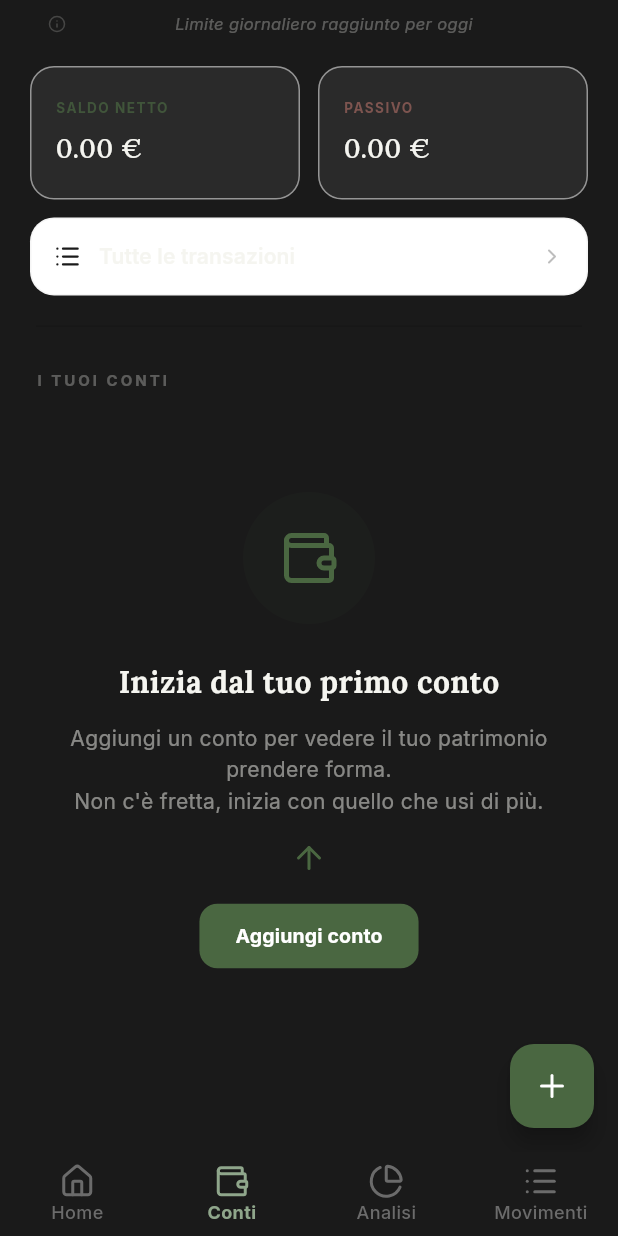
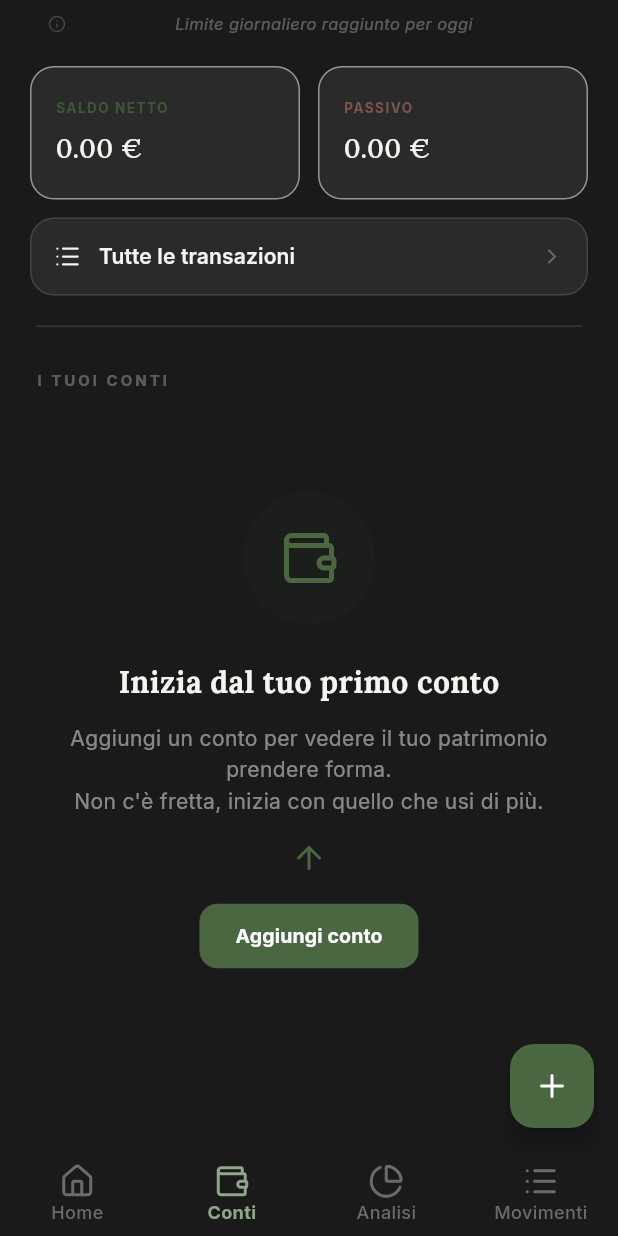
Before and after one commit to xnemesy/Fyne, a Flutter app: the InitializationWrapper widget shown alone on an empty page, opened directly, item 2 of the bottom bar chosen, scrolled down 447 dp, on a phone screen of 412 x 824 dp. Run offline on Flutter 3.47's test engine with Material 3 defaults, Android fonts, the phone set to English and light mode, and no system bars; our stand-ins replace cloud_firestore, csv, dio, file_picker, firebase_analytics, firebase_auth and 22 more; missing offline and left inert: bip39, cryptography, crypton, proximity_sensor; accounts and stored records are empty; generated files the repository leaves out were written again; network calls fail.

Commit message:
fix: Risolve 4 bug da test iPhone (dark mode, transazioni, sync, light mode)
Bug #1 — Transazioni non visibili in Movimenti:
Aggiunto ref.listen<AsyncValue<Isar>> nel costruttore di TransactionsNotifier
per ri-triggerare loadInitial() quando Isar transisce da loading a hasValue,
risolvendo la race condition che causava lista vuota con _hasMore=false.

Bug #2 — Dark mode incompleta:
- daily_indicator.dart: Colors.white → colorScheme.surface (card grande)
- wallet_screen.dart: 8 colori hardcoded → varianti colorScheme theme-aware
  (Divider, header buttons, "Tutte le transazioni" btn, account rows, icon bg)
- fyne_theme.dart: aggiunta snackBarTheme al dark theme per evitare sfondo
  bianco (inverseSurface) sulle SnackBar in dark mode

Bug #3 — Dati persi dopo reinstall:
- sync_provider.dart: aggiunto ref.invalidate(transactionsProvider) dopo sync
- main.dart InitializationWrapper._init(): aggiunta chiamata syncNotifier.sync()
  all'avvio (non bloccante) per recuperare dati Firestore dopo reinstall

Bug #4 — Ripristino toggle Light/Dark:
- theme_provider.dart: ThemeNotifier con _initialMode + setThemeMode() funzionale
  (state = mode sincrono, poi persiste su SharedPreferences)
- main.dart: tema caricato PRE-runApp come ProviderScope override (fix crash
  GlobalKey); FyneApp → ConsumerWidget che osserva themeProvider
- settings_screen.dart: _buildThemeTile con Switch.adaptive funzionale

Co-Authored-By: Claude Sonnet 4.6 <noreply@anthropic.com>

```diff
--- a/frontend/lib/main.dart
+++ b/frontend/lib/main.dart
@@ -4,6 +4,7 @@ import 'package:flutter_riverpod/flutter_riverpod.dart';
 import 'package:intl/date_symbol_data_local.dart';
 import 'package:firebase_core/firebase_core.dart';
 import 'package:firebase_crashlytics/firebase_crashlytics.dart';
+import 'package:shared_preferences/shared_preferences.dart';
 import 'dart:ui';
 import 'core/theme/fyne_theme.dart';
 import 'presentation/screens/dashboard_screen.dart';
@@ -15,6 +16,7 @@ import 'presentation/widgets/privacy_blur_overlay.dart';
 import 'presentation/widgets/milestone_listener.dart';
 import 'providers/auth_provider.dart';
 import 'providers/sync_provider.dart';
+import 'providers/theme_provider.dart';
 import 'services/analytics_service.dart';
 import 'services/notification_service.dart';
 import 'services/fcm_service.dart';
@@ -28,6 +30,13 @@ void main() async {
   await PlatformSecurityService().setSecureScreen(true);
 
   await initializeDateFormatting('it_IT', null);
+
+  // Carica tema PRIMA di runApp — evita crash GlobalKey causato da async emit post-build.
+  // L'emit asincrono di ThemeMode.light dopo la prima build forzava la ri-creazione
+  // dell'intero albero widget (InkFeatures, NotificationListener → crash GlobalKey).
+  final prefs = await SharedPreferences.getInstance();
+  final savedTheme = prefs.getString('fyne_theme') ?? 'dark';
+  final initialTheme = savedTheme == 'light' ? ThemeMode.light : ThemeMode.dark;
 
   try {
     await Firebase.initializeApp();
@@ -59,26 +68,31 @@ void main() async {
   await NotificationService().init();
 
   runApp(
-    const ProviderScope(
-      child: FyneApp(),
+    ProviderScope(
+      overrides: [
+        // Override sincrono: il build tree vede il tema corretto al frame 0
+        themeProvider.overrideWith(() => ThemeNotifier(initialTheme)),
+      ],
+      child: const FyneApp(),
     ),
   );
 }
 
-/// Fix Bug 1: FyneApp non osserva più themeProvider.
-/// themeMode è hardcoded a ThemeMode.dark — nessuna ricostruzione
-/// tardiva dell'albero che causa crash GlobalKey.
-class FyneApp extends StatelessWidget {
+/// FyneApp osserva themeProvider (light/dark) senza crash GlobalKey.
+/// Il tema viene caricato da SharedPreferences in main() PRIMA di runApp()
+/// e passato come ProviderScope override — nessun cambio post-build.
+class FyneApp extends ConsumerWidget {
   const FyneApp({super.key});
 
   @override
-  Widget build(BuildContext context) {
+  Widget build(BuildContext context, WidgetRef ref) {
+    final themeMode = ref.watch(themeProvider);
     return MaterialApp(
       title: 'Fyne Banking',
       debugShowCheckedModeBanner: false,
-      // Solo dark — il toggle light è disabilitato per spec
-      theme: FyneTheme.dark,
-      themeMode: ThemeMode.dark,
+      theme: FyneTheme.light,
+      darkTheme: FyneTheme.dark,
+      themeMode: themeMode,
       home: const AuthWrapper(),
     );
   }
@@ -172,6 +186,18 @@ class _InitializationWrapperState extends ConsumerState<InitializationWrapper> {
 
       // 2. Initialize FCM now that we are authenticated
       await FcmService().init();
+
+      // 3. Sync automatico all'avvio: recupera dati da Firestore dopo reinstall.
+      // Cattura il notifier PRE-await per rispettare la regola Riverpod
+      // (ref.read non può essere chiamato dopo un await).
+      final syncNotifier = ref.read(syncProvider.notifier);
+      try {
+        await syncNotifier.sync();
+      } catch (e) {
+        // Non bloccante: se il sync fallisce (es. offline) l'app funziona
+        // con i dati locali già presenti in Isar.
+        debugPrint('⚠️ Startup sync fallito (non bloccante): $e');
+      }
     });
   }
 
--- a/frontend/lib/presentation/screens/wallet_screen.dart
+++ b/frontend/lib/presentation/screens/wallet_screen.dart
@@ -169,23 +169,28 @@ class WalletScreen extends ConsumerWidget {
                     },
                     style: TextButton.styleFrom(
                       padding: const EdgeInsets.symmetric(vertical: 16, horizontal: 16),
-                      backgroundColor: Colors.white,
+                      // Theme-aware: surface del tema (scuro in dark, chiaro in light)
+                      backgroundColor: Theme.of(context).colorScheme.surface,
                       elevation: 0,
                       shape: RoundedRectangleBorder(
                         borderRadius: BorderRadius.circular(16),
-                        side: BorderSide(color: Colors.black.withOpacity(0.04)),
+                        side: BorderSide(
+                          color: Theme.of(context).colorScheme.outline.withOpacity(0.12),
+                        ),
                       ),
                     ),
                     child: Row(
                       children: [
-                        const Icon(LucideIcons.list, size: 18, color: Color(0xFF1A1A1A)),
+                        Icon(LucideIcons.list, size: 18,
+                            color: Theme.of(context).colorScheme.onSurface),
                         const SizedBox(width: 12),
                         Text(
                           "Tutte le transazioni",
                           style: GoogleFonts.inter(fontSize: 14, fontWeight: FontWeight.w600, color: Theme.of(context).colorScheme.onSurface)
                         ),
                         const Spacer(),
-                        const Icon(LucideIcons.chevronRight, size: 16, color: Colors.black26),
+                        Icon(LucideIcons.chevronRight, size: 16,
+                            color: Theme.of(context).colorScheme.onSurface.withOpacity(0.3)),
                       ],
                     ),
                   ),
@@ -193,10 +198,10 @@ class WalletScreen extends ConsumerWidget {
               ),
 
               // Dettagli Conti (Sotto i 3 blocchi principali)
-              const SliverToBoxAdapter(
+              SliverToBoxAdapter(
                 child: Padding(
-                  padding: EdgeInsets.symmetric(horizontal: 24, vertical: 20),
-                  child: Divider(color: Colors.black12),
+                  padding: const EdgeInsets.symmetric(horizontal: 24, vertical: 20),
+                  child: Divider(color: Theme.of(context).colorScheme.outline.withOpacity(0.12)),
                 ),
               ),
 
@@ -253,7 +258,8 @@ class WalletScreen extends ConsumerWidget {
       child: Container(
         padding: const EdgeInsets.all(8),
         decoration: BoxDecoration(
-          color: isPrimary ? const Color(0xFF4A6741) : const Color(0xFFE9E9EB),
+          // Theme-aware: sfondo scuro in dark mode, grigio chiaro in light mode
+        color: isPrimary ? const Color(0xFF4A6741) : Theme.of(context).colorScheme.surfaceContainerHigh,
           shape: BoxShape.circle,
         ),
         child: Icon(icon, color: isPrimary ? Colors.white : Theme.of(context).colorScheme.onSurface, size: 18),
@@ -300,7 +306,8 @@ class WalletScreen extends ConsumerWidget {
       child: Container(
         margin: const EdgeInsets.only(bottom: 12),
         decoration: BoxDecoration(
-          color: Colors.white,
+          // Theme-aware: surface scura in dark mode, chiara in light mode
+          color: Theme.of(context).colorScheme.surface,
           borderRadius: BorderRadius.circular(16),
           boxShadow: [
             BoxShadow(color: Colors.black.withOpacity(0.02), blurRadius: 10, offset: const Offset(0, 4)),
@@ -327,7 +334,8 @@ class WalletScreen extends ConsumerWidget {
           leading: Container(
             padding: const EdgeInsets.all(10),
             decoration: BoxDecoration(
-              color: const Color(0xFFF2F2F7),
+              // Theme-aware: sfondo icona conto (neutro in dark e light)
+              color: Theme.of(context).colorScheme.surfaceContainerHigh,
               borderRadius: BorderRadius.circular(12),
             ),
             child: Icon(typeIcon, size: 24, color: const Color(0xFF8E8E93)),
--- a/frontend/lib/presentation/widgets/daily_indicator.dart
+++ b/frontend/lib/presentation/widgets/daily_indicator.dart
@@ -14,7 +14,8 @@ class DailyIndicator extends ConsumerWidget {
       margin: const EdgeInsets.symmetric(horizontal: 24, vertical: 12),
       padding: const EdgeInsets.all(24),
       decoration: BoxDecoration(
-        color: Colors.white,
+        // Theme-aware: scuro in dark mode, chiaro in light mode
+        color: Theme.of(context).colorScheme.surface,
         borderRadius: BorderRadius.circular(32),
         boxShadow: [
           BoxShadow(
@@ -86,7 +87,8 @@ class DailyIndicator extends ConsumerWidget {
             borderRadius: BorderRadius.circular(4),
             child: LinearProgressIndicator(
               value: info.isExhausted ? 1.0 : (info.dailyAllowance / (info.dailyAverageNeeded * 1.5)).clamp(0.0, 1.0),
-              backgroundColor: const Color(0xFFF2F2F0),
+              // Track color: semi-trasparente, leggibile in dark e light mode
+              backgroundColor: Theme.of(context).colorScheme.outline.withOpacity(0.2),
               color: info.isExhausted ? const Color(0xFFD63031) : const Color(0xFF4A6741),
               minHeight: 6,
             ),
--- a/frontend/lib/providers/sync_provider.dart
+++ b/frontend/lib/providers/sync_provider.dart
@@ -3,6 +3,7 @@ import '../services/sync_service.dart';
 import 'isar_provider.dart';
 import 'account_provider.dart';
 import 'account_overview_provider.dart';
+import 'transaction_provider.dart';
 
 class SyncState {
   final bool isSyncing;
@@ -43,6 +44,8 @@ class SyncNotifier extends Notifier<SyncState> {
       try {
         ref.invalidate(accountsProvider);
         ref.invalidate(accountOverviewProvider);
+        // Aggiorna anche la lista transazioni (bug #3: dati persi dopo reinstall)
+        ref.invalidate(transactionsProvider);
       } catch (_) {}
 
       try {
```
Also changed, not shown: frontend/lib/core/theme/fyne_theme.dart (+8 -0 lines), frontend/lib/presentation/screens/settings_screen.dart (+19 -19 lines), frontend/lib/providers/theme_provider.dart (+23 -13 lines), frontend/lib/providers/transaction_provider.dart (+9 -1 lines). Lines whose indentation alone changed are shown as unchanged.
